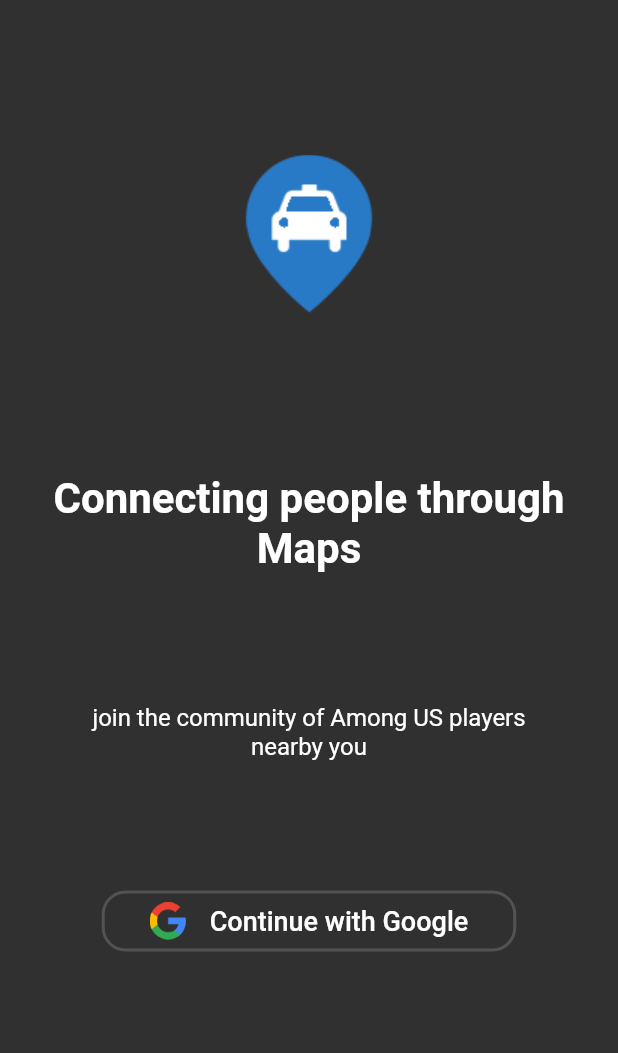
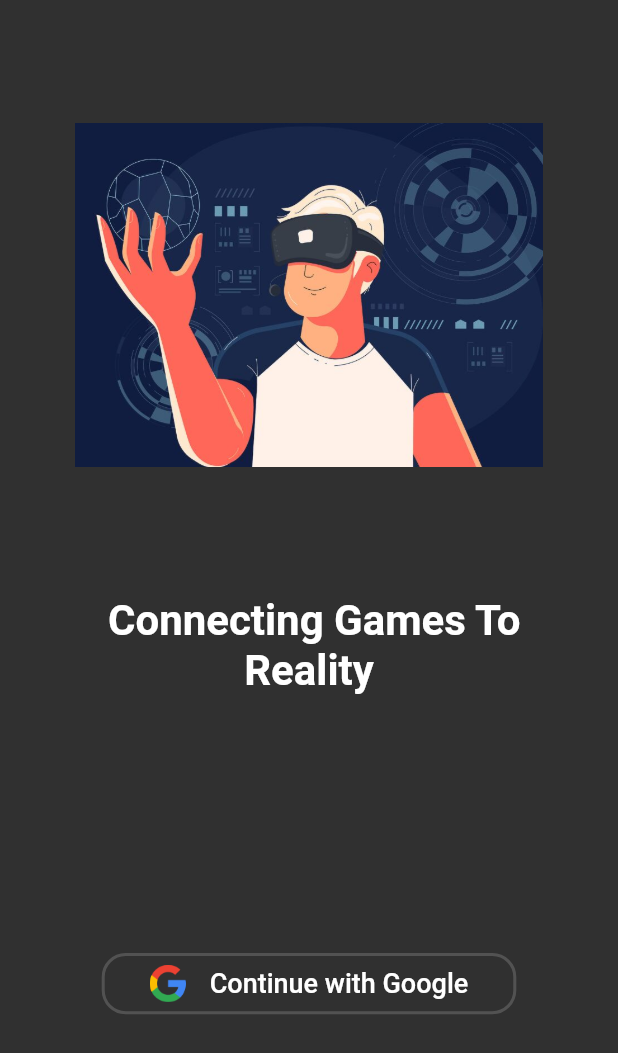
Before and after one commit to Manas1820/One-Of-Us, a Flutter app: the GauthPage screen opened directly, on a phone screen of 412 x 824 dp. Shown: the top 1053 px of the screen. Run offline on Flutter 3.47's test engine with Material 2 defaults, Android fonts, the light colour scheme and no system bars; our stand-ins replace animated_text_kit, cloud_firestore, firebase_auth, firebase_core, flutter_icons, google_maps_flutter and 4 more; missing offline and left inert: animated_floatactionbuttons, dart_random_choice; accounts and stored records are empty.

Commit message:
🎉 Gauth and Text Bar Added

```diff
--- a/lib/Screen/oAuth.dart
+++ b/lib/Screen/oAuth.dart
@@ -22,7 +22,7 @@
               padding:
                   const EdgeInsets.symmetric(horizontal: 50.0, vertical: 20.0),
               child: Image(
-                image: AssetImage('images/driving_pin.png'),
+                image: AssetImage('images/images.jpg'),
               ),
             ),
             /*Padding(
@@ -64,7 +64,7 @@
               padding:
                   const EdgeInsets.symmetric(horizontal: 24.0, vertical: 4.0),
               child: Text(
-                "Connecting people through Maps",
+                " Connecting Games To Reality ",
                 style: TextStyle(
                   fontWeight: FontWeight.bold,
                   fontSize: 28,
@@ -72,15 +72,8 @@
                 textAlign: TextAlign.center,
               ),
             ),
-            Padding(
-              padding: const EdgeInsets.symmetric(horizontal: 60.0),
-              child: Text(
-                "join the community of Among US players nearby you",
-                style: TextStyle(
-                  fontSize: 16,
-                ),
-                textAlign: TextAlign.center,
-              ),
+            SizedBox(
+              height: 40,
             ),
             Padding(
               padding: const EdgeInsets.symmetric(horizontal: 24.0),
```
Also changed, not shown: lib/Screen/WaitingRoom.dart (+17 -5 lines).
